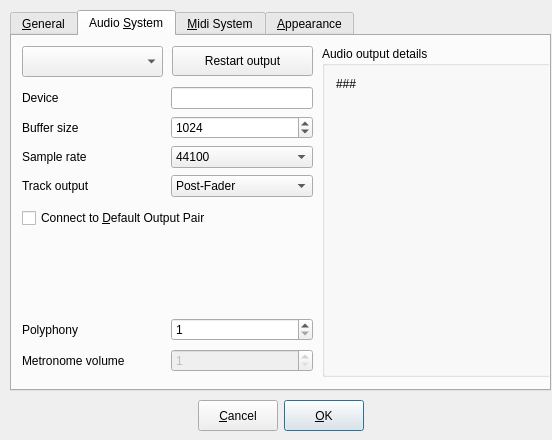
Before: the Qt Designer form gui/src/UI/PreferencesDialog_UI.ui in hydrogen-music/hydrogen, drawn with Qt 5.
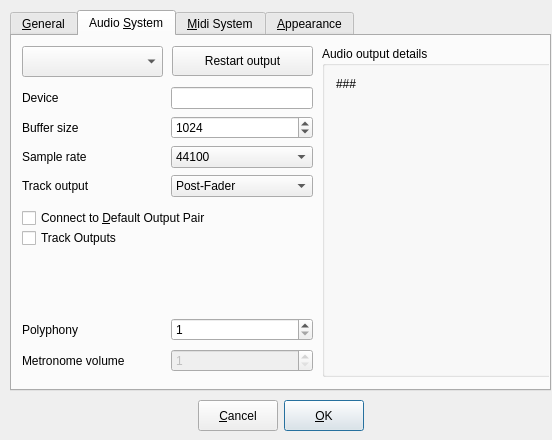
After: the same form once the commit is applied.

Commit message: reenabled configurable jack track outputs ( to avoid high dsp load)

What changed in the file:
```diff
--- a/gui/src/UI/PreferencesDialog_UI.ui
+++ b/gui/src/UI/PreferencesDialog_UI.ui
@@ -474,6 +474,22 @@
       </item>
      </layout>
     </widget>
+    <widget class="QCheckBox" name="trackOutsCheckBox" >
+     <property name="geometry" >
+      <rect>
+       <x>10</x>
+       <y>190</y>
+       <width>291</width>
+       <height>24</height>
+      </rect>
+     </property>
+     <property name="text" >
+      <string>Track Outputs</string>
+     </property>
+     <property name="shortcut" >
+      <string>Alt+D</string>
+     </property>
+    </widget>
    </widget>
    <widget class="QWidget" name="tab" >
     <attribute name="title" >
```
The commit also changes 4 other files.
